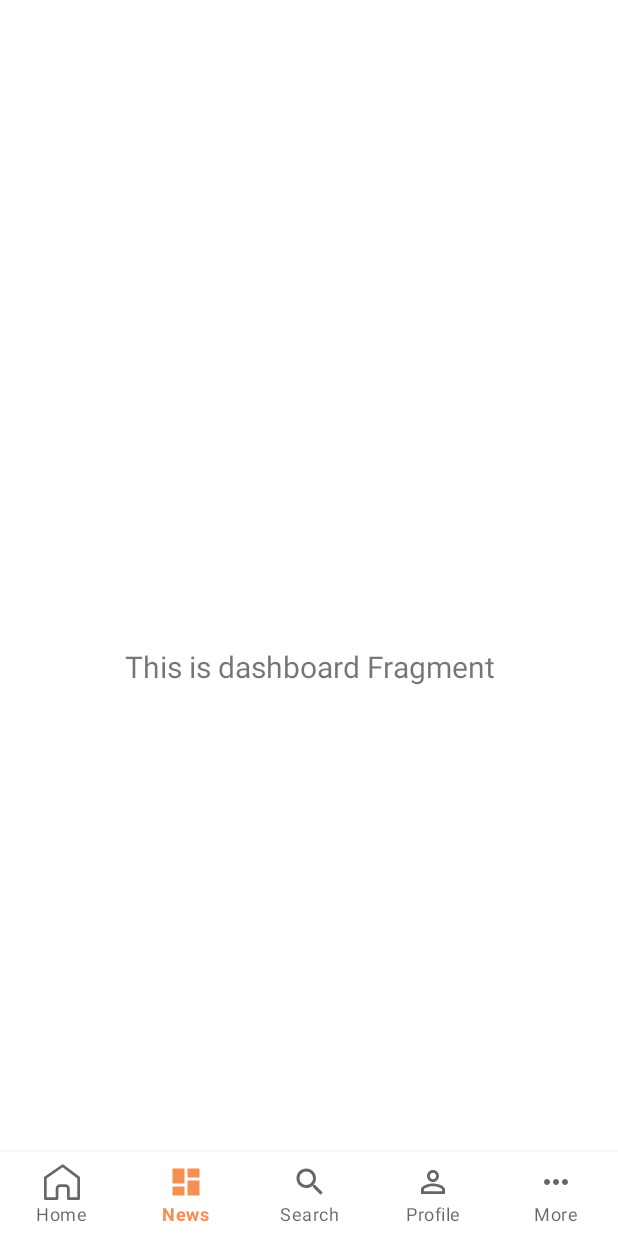
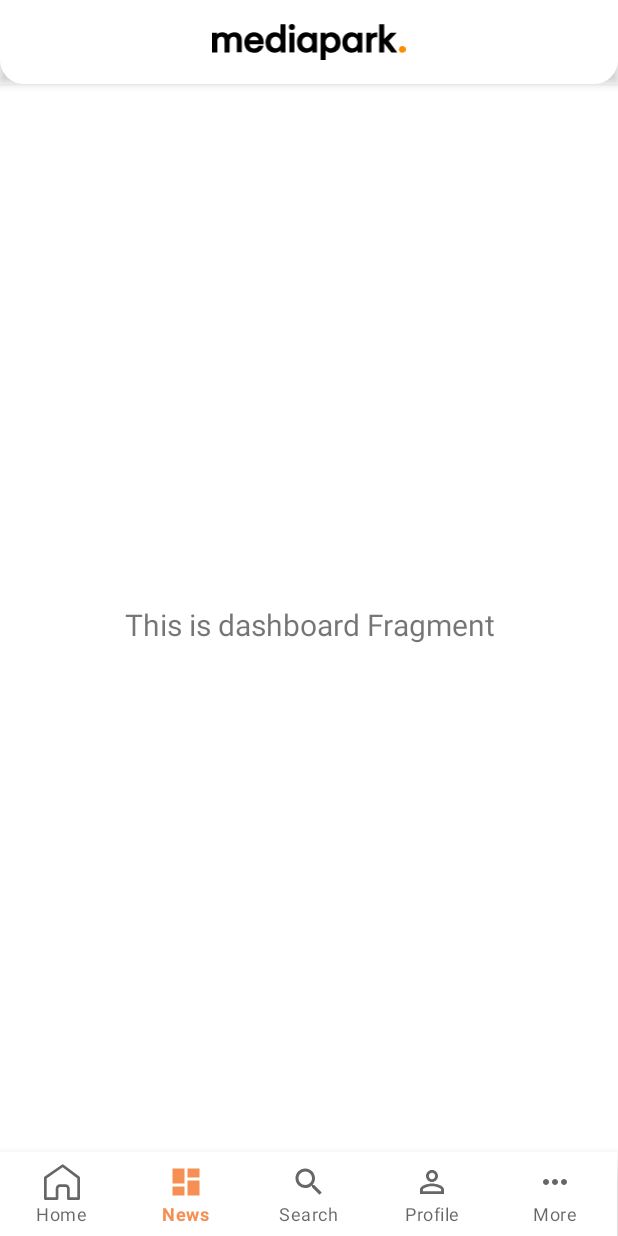
Before and after one commit to sokheangret/MediaparkNews, an Android app: the NewsFragment screen opened through its navigation route, on a phone screen of 412 x 824 dp. Run offline under Robolectric (Android 15) with nearby library versions, the phone set to English and light mode, and no system bars; our stand-ins replace navigation-ui.

Commit message:
custom toolbar

```diff
--- a/app/src/main/java/com/sokheang/mediaparknews/ui/news/NewsFragment.kt
+++ b/app/src/main/java/com/sokheang/mediaparknews/ui/news/NewsFragment.kt
@@ -16,13 +16,8 @@ private var _binding: FragmentNewsBinding? = null
   // onDestroyView.
   private val binding get() = _binding!!
 
-  override fun onCreateView(
-    inflater: LayoutInflater,
-    container: ViewGroup?,
-    savedInstanceState: Bundle?
-  ): View {
-    val newsViewModel =
-            ViewModelProvider(this).get(NewsViewModel::class.java)
+  override fun onCreateView(inflater: LayoutInflater, container: ViewGroup?, savedInstanceState: Bundle?): View {
+    val newsViewModel = ViewModelProvider(this)[NewsViewModel::class.java]
 
     _binding = FragmentNewsBinding.inflate(inflater, container, false)
     val root: View = binding.root
@@ -34,6 +29,8 @@ private var _binding: FragmentNewsBinding? = null
     return root
   }
 
+
+
 override fun onDestroyView() {
         super.onDestroyView()
         _binding = null
--- /dev/null
+++ b/app/src/main/res/drawable/bg_app_bar.xml
@@ -0,0 +1,5 @@
+<?xml version="1.0" encoding="utf-8"?>
+<shape xmlns:android="http://schemas.android.com/apk/res/android">
+    <solid android:color="@color/white"/>
+    <corners android:bottomLeftRadius="16dp" android:bottomRightRadius="16dp"/>
+</shape>
--- /dev/null
+++ b/app/src/main/res/drawable/ic_mp_logo.xml
@@ -0,0 +1,51 @@
+<vector xmlns:android="http://schemas.android.com/apk/res/android"
+    android:width="1617.9dp"
+    android:height="301.3dp"
+    android:viewportWidth="1617.9"
+    android:viewportHeight="301.3">
+  <path
+      android:pathData="M349.5,69.4c-47.4,0 -81.8,36.1 -81.8,85.8c0,50.7 33.8,86.1 82.1,86.1c36.8,0 67.2,-21.9 77.4,-55.9l1.1,-3.5h-42.3l-0.7,1.7c-5.3,12.9 -18.6,21 -34.6,21c-22.4,0 -37.7,-13.4 -41.3,-35.9h120.5l0.1,-2.5c0,-0 0.3,-5.7 0.3,-11.5C430.4,104.4 397.1,69.4 349.5,69.4zM349.5,104.6c20.1,0 34.8,12.1 38.8,31.6h-78C314.8,116.7 329.7,104.6 349.5,104.6z"
+      android:fillColor="#000000"/>
+  <path
+      android:pathData="M185.7,69.4c-22,0 -40,7.8 -53.6,23.2c-10.3,-15.2 -26.9,-23.2 -48.1,-23.2c-18.8,0 -34.8,6.8 -44.8,18.7V73.1H0v164.5h41.9v-95.3c0,-22.3 12.6,-36.2 32.8,-36.2c10.1,0 17.6,3.6 22.1,10.8c3.5,5.6 5.3,13.2 5.3,22.6v98h41.9v-94.1c0,-23.4 12.4,-37.4 33.1,-37.4c10.1,0 17.6,3.6 22.1,10.8c3.5,5.6 5.3,13.2 5.3,22.6v98h41.9V135C246.3,94.5 223.1,69.4 185.7,69.4z"
+      android:fillColor="#000000"/>
+  <path
+      android:pathData="M570,2.3v86.4c-11.3,-12.3 -28.5,-19.3 -48.2,-19.3c-44.9,0 -76.3,35.4 -76.3,86.1c0,50.5 31.4,85.8 76.3,85.8c21.5,0 39.4,-7.3 50.9,-20.7v17h39.2V2.3H570zM529.5,203.6c-24.7,0 -42,-19.8 -42,-48.2c0,-29 16.9,-48.5 42,-48.5s42,19.5 42,48.5C571.6,183.8 554.3,203.6 529.5,203.6z"
+      android:fillColor="#000000"/>
+  <path
+      android:pathData="M665.9,50.8c14.7,0 25.4,-10.6 25.4,-25.1c0,-14.9 -10.7,-25.7 -25.4,-25.7c-15.1,0 -25.7,10.6 -25.7,25.7C640.2,40.5 650.8,50.8 665.9,50.8z"
+      android:fillColor="#000000"/>
+  <path
+      android:pathData="M644.8,73.1h41.9v164.5h-41.9z"
+      android:fillColor="#000000"/>
+  <path
+      android:pathData="M836,73.4v17c-11.5,-13.4 -29.4,-20.7 -50.9,-20.7c-44.9,0 -76.3,35.3 -76.3,85.8s31.4,85.8 76.3,85.8c21.5,0 39.4,-7.3 50.9,-20.7v17h39.2V73.4H836zM834.8,155.5c0,28.4 -17.3,48.2 -42,48.2s-42,-19.8 -42,-48.2s17.3,-48.2 42,-48.2C817.5,107.3 834.8,127.2 834.8,155.5z"
+      android:fillColor="#000000"/>
+  <path
+      android:pathData="M996.3,69.4c-21.2,0 -39.1,7.4 -50.9,20.9V73.1h-39.2v228.2h41.9v-79.3c11.1,12.3 28.4,19.2 48.2,19.2c45.1,0 76.6,-35.3 76.6,-85.8C1072.9,104 1042.1,69.4 996.3,69.4zM1030.9,155.5c0,28.4 -17.3,48.2 -42,48.2s-42,-19.8 -42,-48.2c0,-29.4 16.9,-49.1 42,-49.1C1013.7,106.4 1030.9,126.6 1030.9,155.5z"
+      android:fillColor="#000000"/>
+  <path
+      android:pathData="M1215.6,73.4v17c-11.5,-13.4 -29.4,-20.7 -50.9,-20.7c-44.9,0 -76.3,35.3 -76.3,85.8s31.4,85.8 76.3,85.8c21.5,0 39.4,-7.3 50.9,-20.7v17h39.2V73.4H1215.6zM1172.3,203.6c-24.7,0 -42,-19.8 -42,-48.2s17.3,-48.2 42,-48.2s42,19.8 42,48.2S1197.1,203.6 1172.3,203.6z"
+      android:fillColor="#000000"/>
+  <path
+      android:pathData="M1377.6,71.9c-0,0 -3.8,-0.3 -5.4,-0.3c-23.1,0 -36.6,9 -44.2,17.8V73.1h-39.2v164.5h41.9v-85.5c0,-13.8 3.2,-24.3 9.6,-31.1c6.3,-6.8 16,-10.3 28.7,-10.3c3.7,0 7.8,0.6 7.9,0.6l3.1,0.4V72.1L1377.6,71.9z"
+      android:fillColor="#000000"/>
+  <path
+      android:pathData="M1547.4,237.6l-71.9,-94.4l67.4,-70.1l-52.7,0l-51.9,52.5l0,-123.3l-41.9,0l0,235.3l41.9,0l0,-76.3l58.8,76.3z"
+      android:fillColor="#000000"/>
+  <path
+      android:pathData="M1472.2,141.5L1472.2,141.5L1472.2,141.5z"
+      android:fillColor="#000000"/>
+  <path
+      android:pathData="M1472.2,141.5L1472.2,141.5L1472.2,141.5z"
+      android:fillColor="#000000"/>
+  <path
+      android:pathData="M1472.2,141.5L1472.2,141.5L1472.2,141.5z"
+      android:fillColor="#000000"/>
+  <path
+      android:pathData="M1472.2,141.5L1472.2,141.5L1472.2,141.5z"
+      android:fillColor="#000000"/>
+  <path
+      android:pathData="M1589.7,241.3c16.4,0 28.3,-11.7 28.3,-27.9c0,-16.6 -11.9,-28.6 -28.3,-28.6c-16.8,0 -28.6,11.8 -28.6,28.6C1561.1,229.8 1572.8,241.3 1589.7,241.3z"
+      android:fillColor="#FF8C00"/>
+</vector>
--- a/app/src/main/res/layout/activity_main.xml
+++ b/app/src/main/res/layout/activity_main.xml
@@ -1,36 +1,53 @@
 <?xml version="1.0" encoding="utf-8"?>
-<androidx.constraintlayout.widget.ConstraintLayout
-    xmlns:android="http://schemas.android.com/apk/res/android"
+<RelativeLayout xmlns:android="http://schemas.android.com/apk/res/android"
     xmlns:app="http://schemas.android.com/apk/res-auto"
+    xmlns:tools="http://schemas.android.com/tools"
     android:id="@+id/container"
     android:layout_width="match_parent"
-    android:layout_height="match_parent"
-    android:paddingTop="?attr/actionBarSize" >
+    android:layout_height="match_parent">
 
-    <com.google.android.material.bottomnavigation.BottomNavigationView
-        android:id="@+id/nav_view"
-        android:layout_width="0dp"
-        android:layout_height="wrap_content"
-        android:layout_marginStart="0dp"
-        android:layout_marginEnd="0dp"
-        android:background="?android:attr/windowBackground"
-        app:layout_constraintBottom_toBottomOf="parent"
-        app:layout_constraintLeft_toLeftOf="parent"
-        app:layout_constraintRight_toRightOf="parent"
-        app:labelVisibilityMode="labeled"
-        app:menu="@menu/bottom_nav_menu"/>
+    <com.google.android.material.appbar.AppBarLayout
+        android:id="@+id/appbar"
+        android:layout_width="match_parent"
+        android:layout_height="?attr/actionBarSize"
+        android:background="@drawable/bg_app_bar">
+
+        <com.google.android.material.appbar.MaterialToolbar
+            android:layout_width="match_parent"
+            android:layout_height="match_parent"
+            app:contentInsetStart="0dp">
+
+            <RelativeLayout
+                android:layout_width="match_parent"
+                android:layout_height="match_parent">
+
+                <ImageView
+                    android:layout_width="match_parent"
+                    android:layout_height="match_parent"
+                    android:paddingVertical="16dp"
+                    android:src="@drawable/ic_mp_logo"
+                    android:contentDescription="media park logo" />
+            </RelativeLayout>
+
+        </com.google.android.material.appbar.MaterialToolbar>
+    </com.google.android.material.appbar.AppBarLayout>
 
     <fragment
         android:id="@+id/nav_host_fragment_activity_main"
         android:name="androidx.navigation.fragment.NavHostFragment"
         android:layout_width="match_parent"
         android:layout_height="match_parent"
+        android:layout_below="@id/appbar"
+        android:layout_above="@id/nav_view"
         app:defaultNavHost="true"
-        app:layout_constraintBottom_toTopOf="@id/nav_view"
-        app:layout_constraintLeft_toLeftOf="parent"
-        app:layout_constraintRight_toRightOf="parent"
-        app:layout_constraintTop_toTopOf="parent"
-        app:navGraph="@navigation/mobile_navigation"
-    />
+        app:navGraph="@navigation/mobile_navigation" />
 
-</androidx.constraintlayout.widget.ConstraintLayout>
+    <com.google.android.material.bottomnavigation.BottomNavigationView
+        android:id="@+id/nav_view"
+        android:layout_width="411dp"
+        android:layout_height="wrap_content"
+        android:background="?android:attr/windowBackground"
+        app:labelVisibilityMode="labeled"
+        app:menu="@menu/bottom_nav_menu"
+        android:layout_alignParentBottom="true"/>
+</RelativeLayout>
--- a/app/src/main/res/layout/fragment_home.xml
+++ b/app/src/main/res/layout/fragment_home.xml
@@ -5,6 +5,7 @@
     xmlns:tools="http://schemas.android.com/tools"
     android:layout_width="match_parent"
     android:layout_height="match_parent"
+    android:background="@color/background"
     tools:context=".ui.home.HomeFragment" >
 
     <TextView
--- a/app/src/main/res/values/colors.xml
+++ b/app/src/main/res/values/colors.xml
@@ -8,6 +8,8 @@
     <color name="black">#FF000000</color>
     <color name="white">#FFFFFFFF</color>
 
+    <color name="background">#F7F7F7</color>
+
     <color name="primary">#F68F54</color>
     <color name="primaryVariant">#F68F54</color>
 </resources>
```
